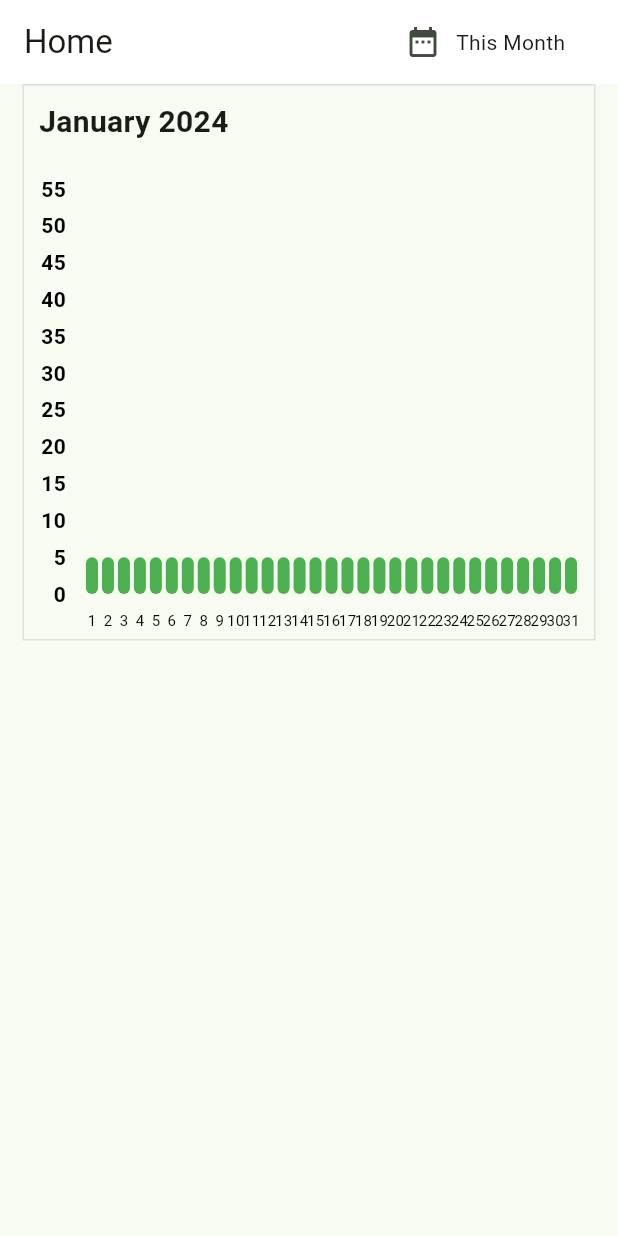
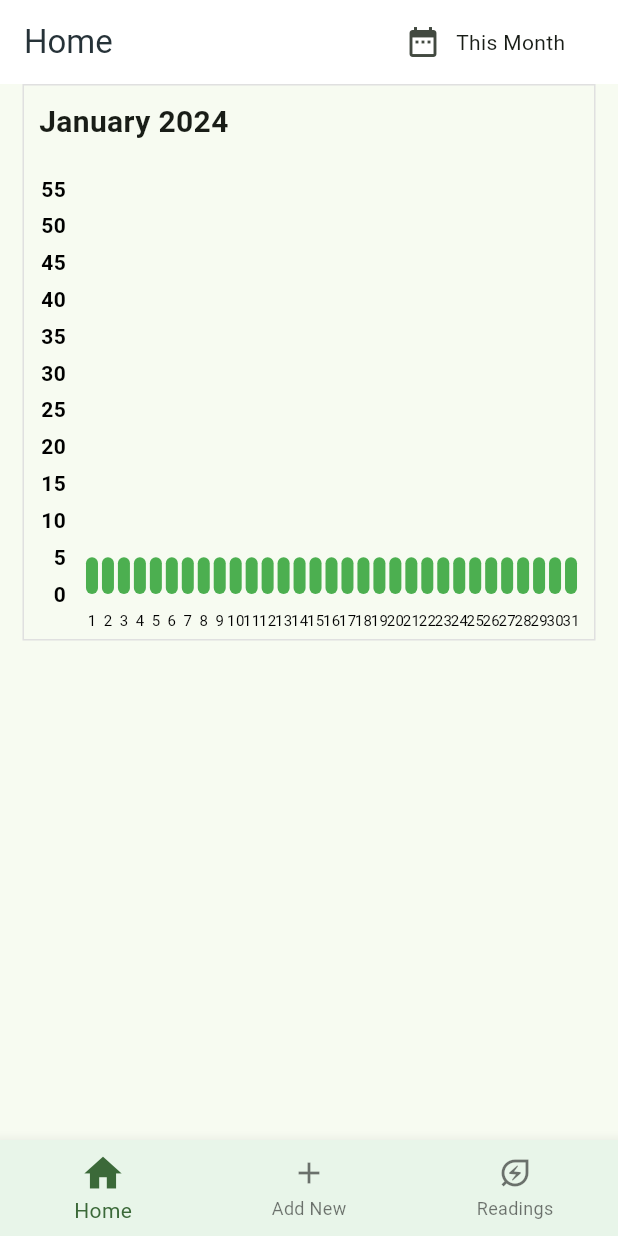
Before and after one commit to anmol-me/meter_goreader, a Flutter app: the screen it shows after launch, on a phone screen of 412 x 824 dp. Run offline on Flutter 3.47's test engine with Material 3 defaults, Android fonts, the light colour scheme and no system bars; drawn by our look-alikes of dropdown_button2, fl_chart; our stand-ins replace flutter_riverpod, go_router.

Commit message:
Add bottom navigation

```diff
--- a/lib/config/router/router.dart
+++ b/lib/config/router/router.dart
@@ -1,14 +1,36 @@
 import 'package:flutter/material.dart';
 import 'package:go_router/go_router.dart';
+import 'package:meter_reader/features/add_new/screens/add_new_screen.dart';
 import 'package:meter_reader/features/home/screens/home_screen.dart';
+import 'package:meter_reader/features/navigation/screens/navigation_screen.dart';
+import 'package:meter_reader/features/readings/screens/readings_screen.dart';
 
 final appRouter = GoRouter(
+  initialLocation: '/navigation',
   routes: [
+    GoRoute(
+      path: '/navigation',
+      pageBuilder: (context, state) => const MaterialPage(
+        child: NavigationScreen(),
+      ),
+    ),
     GoRoute(
       path: '/',
       pageBuilder: (context, state) => const MaterialPage(
         child: HomeScreen(),
       ),
     ),
+    GoRoute(
+      path: '/add_new',
+      pageBuilder: (context, state) => const MaterialPage(
+        child: AddNewScreen(),
+      ),
+    ),
+    GoRoute(
+      path: '/readings',
+      pageBuilder: (context, state) => const MaterialPage(
+        child: ReadingsScreen(),
+      ),
+    ),
   ],
 );
--- a/lib/features/home/screens/home_screen.dart
+++ b/lib/features/home/screens/home_screen.dart
@@ -23,7 +23,10 @@ class HomeScreen extends ConsumerWidget {
 
     return Scaffold(
       appBar: AppBar(
-        title: const Text('Home'),
+        title: Text(
+          'Home',
+          style: TextStyle(color: Colors.blueGrey.shade900),
+        ),
         actions: [
           SizedBox(
             width: 150,
--- /dev/null
+++ b/lib/features/navigation/screens/navigation_screen.dart
@@ -0,0 +1,47 @@
+import 'package:flutter/material.dart';
+import 'package:flutter_riverpod/flutter_riverpod.dart';
+import 'package:meter_reader/features/add_new/screens/add_new_screen.dart';
+import 'package:meter_reader/features/home/screens/home_screen.dart';
+import 'package:meter_reader/features/readings/screens/readings_screen.dart';
+
+final selectedNavItemProvider = StateProvider((ref) => 0);
+
+class NavigationScreen extends ConsumerWidget {
+  const NavigationScreen({super.key});
+
+  @override
+  Widget build(BuildContext context, WidgetRef ref) {
+    final selectedNavItem = ref.watch(selectedNavItemProvider);
+    final selectedNavItemNotifier = ref.watch(selectedNavItemProvider.notifier);
+
+    return Scaffold(
+      bottomNavigationBar: BottomNavigationBar(
+        backgroundColor: Colors.green.shade50,
+        selectedIconTheme: const IconThemeData(
+          size: 30,
+        ),
+        currentIndex: selectedNavItem,
+        items: _bottomNavigationBarItems,
+        onTap: (int val) {
+          selectedNavItemNotifier.update((state) => val);
+        },
+      ),
+      body: _screens[selectedNavItem],
+    );
+  }
+}
+
+final _bottomNavigationBarItems = [
+  const BottomNavigationBarItem(icon: Icon(Icons.home), label: 'Home'),
+  const BottomNavigationBarItem(icon: Icon(Icons.add), label: 'Add New'),
+  const BottomNavigationBarItem(
+    icon: Icon(Icons.energy_savings_leaf_outlined),
+    label: 'Readings',
+  ),
+];
+
+final _screens = [
+  const HomeScreen(),
+  const AddNewScreen(),
+  const ReadingsScreen(),
+];
```
Also changed, not shown: lib/features/add_new/screens/add_new_screen.dart (added, +18 -0 lines), lib/features/readings/screens/readings_screen.dart (added, +17 -0 lines).
